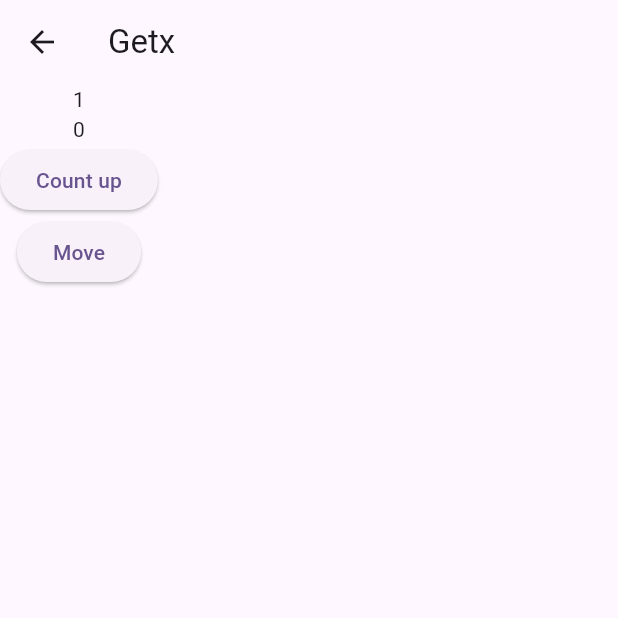
After one commit to naneunimjee/smwu_flutter_202508, a Flutter app: the GetxScreen screen opened directly, after a tap on "Count up", after a tap on "Move", on a phone screen of 412 x 824 dp, the top half of it. The commit adds this screen. Run offline on Flutter 3.47's test engine with Material 3 defaults, Android fonts, the phone set to English and light mode, and no system bars; our stand-ins replace dio, get.

Commit message:
Feat: GetX를 통한 상태 관리 실습

```diff
--- a/smwu_202508/lib/main.dart
+++ b/smwu_202508/lib/main.dart
@@ -1,8 +1,14 @@
 import 'package:flutter/material.dart';
+import 'package:get/get.dart';
 import 'package:smwu_202508/screen/button_screen.dart';
+import 'package:smwu_202508/screen/getx/my_controller.dart';
 
 
 void main() {
+
+  /// Get 패키지에 MyController 추가
+  /// permanent 속성을 통해 계속 살아있도록 설정
+  Get.put(MyController(), permanent: true);
   runApp(const MyApp());
 }
 
--- /dev/null
+++ b/smwu_202508/lib/screen/getx/getx_screen.dart
@@ -0,0 +1,46 @@
+import 'package:flutter/material.dart';
+import 'package:get/get_state_manager/src/rx_flutter/rx_obx_widget.dart';
+import 'package:smwu_202508/screen/getx/my_controller.dart';
+
+class GetxScreen extends StatefulWidget {
+  const GetxScreen({super.key});
+
+  @override
+  State<GetxScreen> createState() => _GetxScreenState();
+}
+
+class _GetxScreenState extends State<GetxScreen> {
+  @override
+  Widget build(BuildContext context) {
+    MyController.to;
+    return Scaffold(
+      appBar: AppBar(title: Text("Getx")),
+      body: Column(
+        children:[
+          /// GetX 상태 관리의 두 가지 요소
+          /// 1. Rx로 선언된 변수
+          /// 2. Obx()로 감쌀 것
+          /// count가 controller에 저장되어있고, 다른 화면에서도 controller에 있는 값만 참조
+          /// 그래서 controller만 바꾸면 다른 화면에서 또 조작을 하거나 할 필요가 없다
+
+          /// 현업에서는 getx, provider 등등 다양한 라이브러리를 사용한대
+
+          Obx(() {
+            return Text(MyController.to.count.value.toString());
+          }),
+
+          Text(MyController.to.count.value.toString()), // int값이라 toString()
+
+          ElevatedButton(onPressed: () {
+            MyController.to.countUP();
+          }, child: Text("Count up")),
+
+          ElevatedButton(onPressed: () {
+
+          }, child: Text("Move")),
+
+        ],
+      )
+    );
+  }
+}
```
